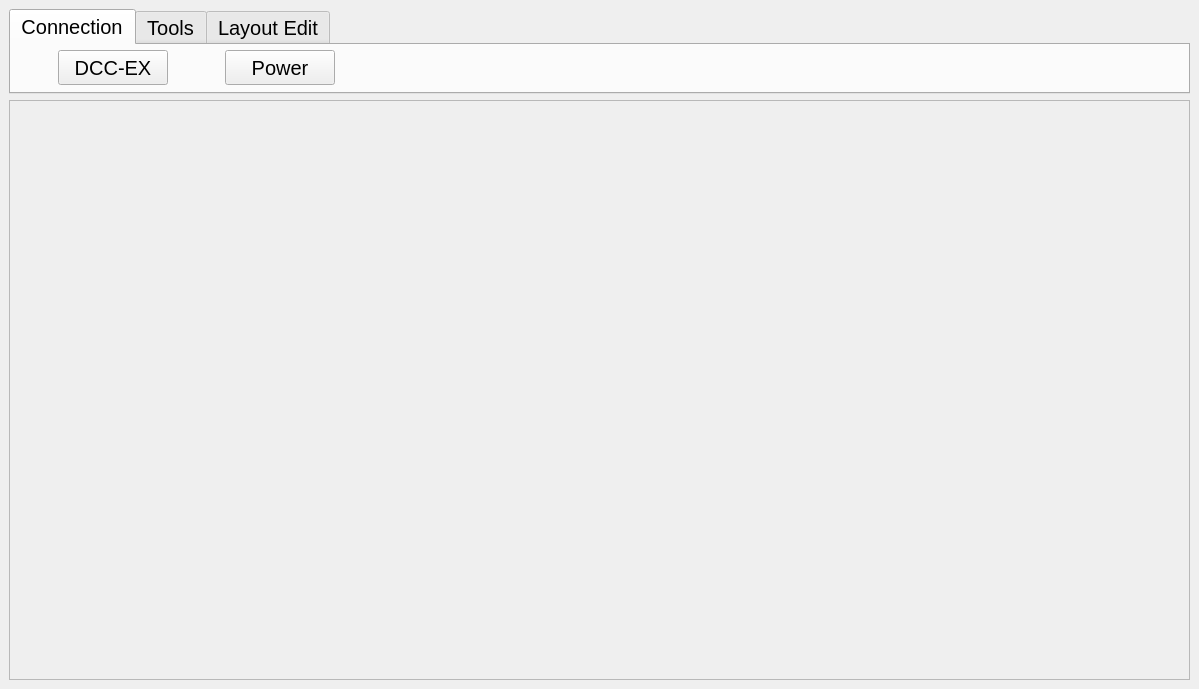
First picture: the form in src/MainScreen/MainWindow/ui_MainWindow.ui, repository ScrollDP/CCSMTR, before the edit.
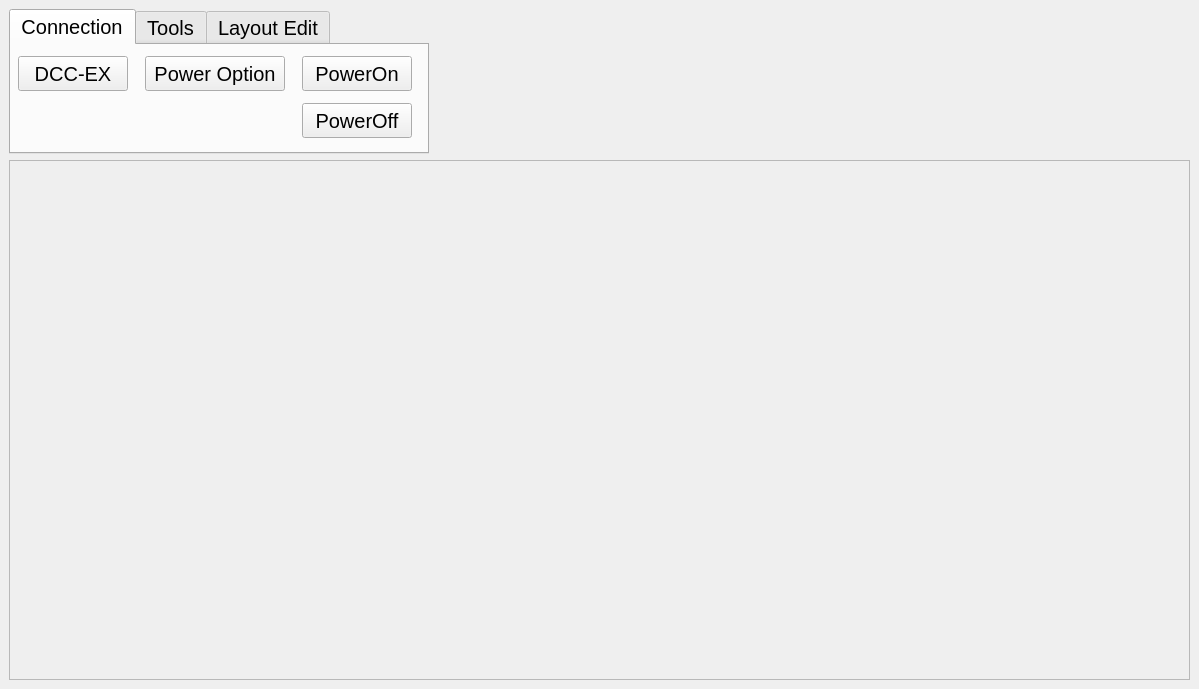
Second picture: the form after the edit.

Commit message: - power added into mainscreen - emergency button updated for leak, when arduino is not connected

The edit to the form file:
```diff
--- a/src/MainScreen/MainWindow/ui_MainWindow.ui
+++ b/src/MainScreen/MainWindow/ui_MainWindow.ui
@@ -64,14 +64,14 @@
           </property>
           <property name="minimumSize">
            <size>
-            <width>377</width>
-            <height>85</height>
+            <width>420</width>
+            <height>145</height>
            </size>
           </property>
           <property name="maximumSize">
            <size>
-            <width>16777215</width>
-            <height>85</height>
+            <width>420</width>
+            <height>145</height>
            </size>
           </property>
           <property name="baseSize">
@@ -117,15 +117,21 @@
           </property>
           <widget class="QWidget" name="connection">
            <property name="sizePolicy">
-            <sizepolicy hsizetype="Expanding" vsizetype="Fixed">
+            <sizepolicy hsizetype="Preferred" vsizetype="Preferred">
              <horstretch>0</horstretch>
              <verstretch>0</verstretch>
             </sizepolicy>
            </property>
+           <property name="minimumSize">
+            <size>
+             <width>415</width>
+             <height>110</height>
+            </size>
+           </property>
            <property name="maximumSize">
             <size>
-             <width>16777215</width>
-             <height>100</height>
+             <width>415</width>
+             <height>110</height>
             </size>
            </property>
            <attribute name="title">
@@ -136,8 +142,8 @@
              <rect>
               <x>0</x>
               <y>0</y>
-              <width>371</width>
-              <height>45</height>
+              <width>411</width>
+              <height>104</height>
              </rect>
             </property>
             <layout class="QGridLayout" name="gridLayout">
@@ -156,8 +162,33 @@
              <property name="horizontalSpacing">
               <number>15</number>
              </property>
+             <item row="0" column="2">
+              <widget class="QPushButton" name="PowerOnTrack">
+               <property name="sizePolicy">
+                <sizepolicy hsizetype="Fixed" vsizetype="Fixed">
+                 <horstretch>0</horstretch>
+                 <verstretch>0</verstretch>
+                </sizepolicy>
+               </property>
+               <property name="maximumSize">
+                <size>
+                 <width>110</width>
+                 <height>35</height>
+                </size>
+               </property>
+               <property name="text">
+                <string>PowerOn</string>
+               </property>
+              </widget>
+             </item>
              <item row="0" column="1">
               <widget class="QPushButton" name="actionPower">
+               <property name="sizePolicy">
+                <sizepolicy hsizetype="Fixed" vsizetype="Fixed">
+                 <horstretch>0</horstretch>
+                 <verstretch>0</verstretch>
+                </sizepolicy>
+               </property>
                <property name="minimumSize">
                 <size>
                  <width>110</width>
@@ -166,17 +197,23 @@
                </property>
                <property name="maximumSize">
                 <size>
-                 <width>110</width>
+                 <width>140</width>
                  <height>35</height>
                 </size>
                </property>
                <property name="text">
-                <string>Power</string>
+                <string>Power Option</string>
                </property>
               </widget>
              </item>
              <item row="0" column="0">
               <widget class="QPushButton" name="actionDCC_EX">
+               <property name="sizePolicy">
+                <sizepolicy hsizetype="Fixed" vsizetype="Fixed">
+                 <horstretch>0</horstretch>
+                 <verstretch>0</verstretch>
+                </sizepolicy>
+               </property>
                <property name="minimumSize">
                 <size>
                  <width>110</width>
@@ -194,6 +231,25 @@
                </property>
               </widget>
              </item>
+             <item row="1" column="2">
+              <widget class="QPushButton" name="PowerOffTrack">
+               <property name="sizePolicy">
+                <sizepolicy hsizetype="Fixed" vsizetype="Fixed">
+                 <horstretch>0</horstretch>
+                 <verstretch>0</verstretch>
+                </sizepolicy>
+               </property>
+               <property name="maximumSize">
+                <size>
+                 <width>110</width>
+                 <height>35</height>
+                </size>
+               </property>
+               <property name="text">
+                <string>PowerOff</string>
+               </property>
+              </widget>
+             </item>
             </layout>
            </widget>
           </widget>
```
The commit also changes 10 other files.
